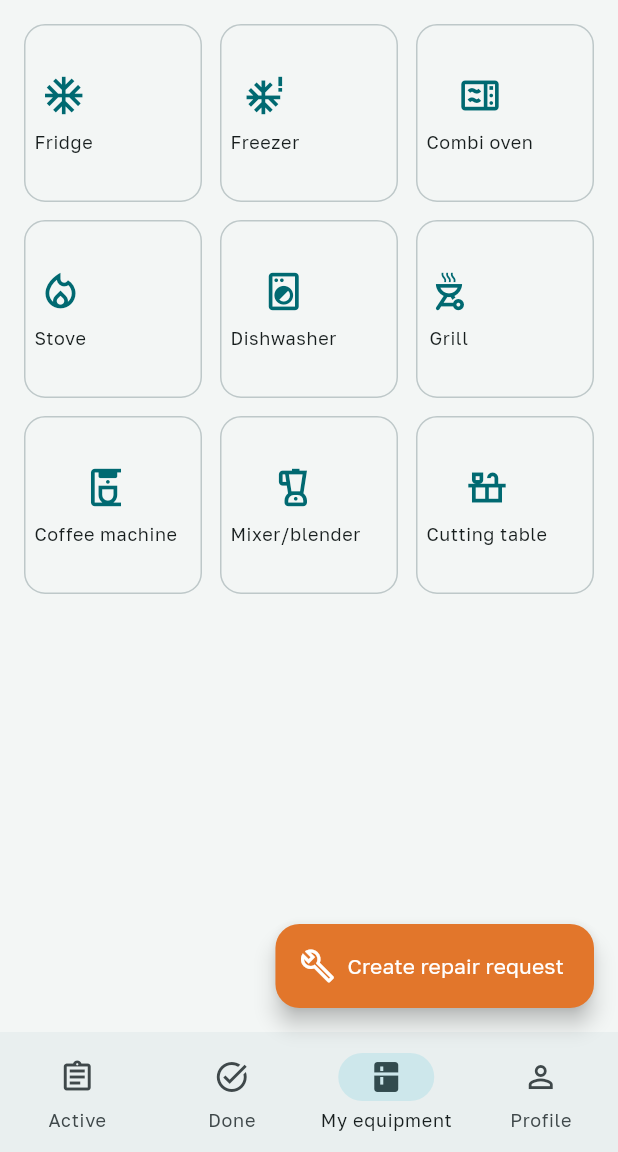
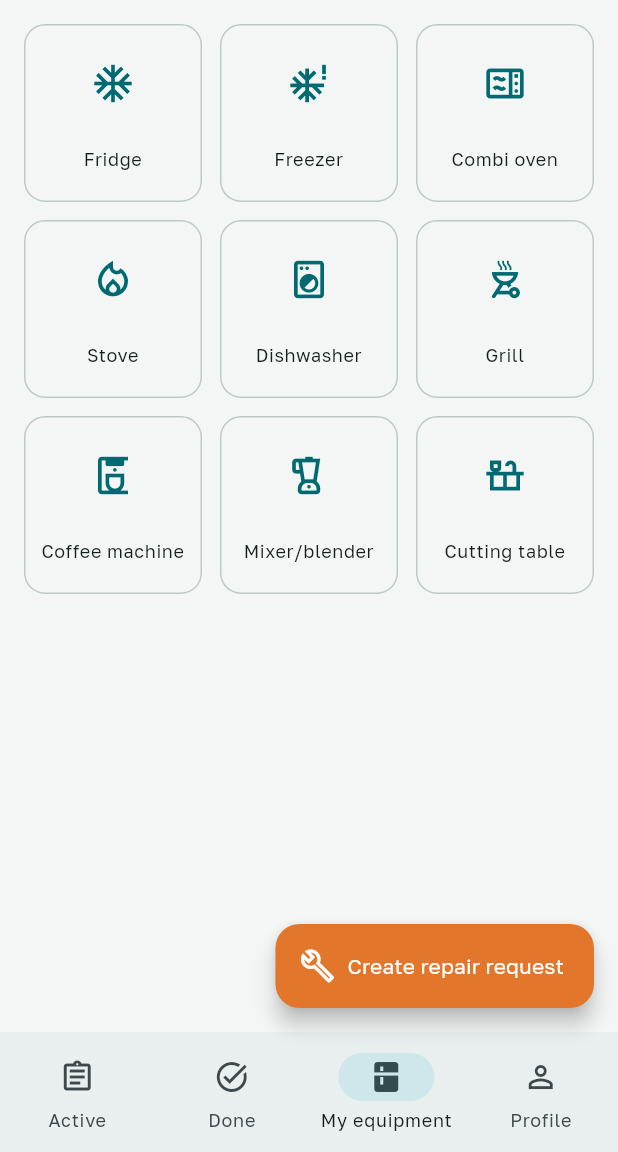
Before and after one commit to savvivs-droid/Project-service, a Flutter app: the screen it shows once a user with an empty profile is signed in, on a phone screen of 412 x 824 dp, the part 84-1236 px from its top. Run offline on Flutter 3.47's test engine with Material 3 defaults, Android fonts, the phone set to English and light mode, and no system bars; our stand-ins replace flutter_dotenv, image_picker, shared_preferences, supabase_flutter; accounts and stored records are empty.

Commit message:
Исправить обрезанный бейдж счётчика и смещение иконок на плитках оборудования
Stack по умолчанию клипает содержимое по своим границам
(Clip.hardEdge), а бейджик с количеством оборудования специально
выступал за края плитки (top/right: -4) — из-за этого верх и край
цифры обрезались, получался "флажок" вместо кружка. Добавил
clipBehavior: Clip.none и обводку в цвет фона для аккуратного отделения
от угла плитки.

Заодно иконка и подпись центрировались как единый блок, поэтому у
плиток с одно- и двухстрочными названиями ("Пароконвектомат"
переносится на 2 строки) иконка съезжала по вертикали относительно
соседних плиток. Теперь иконка всегда центрируется в отдельной
фиксированной зоне, а подпись — в зоне фиксированной высоты под ней.

```diff
--- a/lib/features/home/client_home_screen.dart
+++ b/lib/features/home/client_home_screen.dart
@@ -451,37 +451,56 @@ class _CategoryTile extends StatelessWidget {
           border: Border.all(color: colorScheme.outlineVariant),
         ),
         child: Stack(
+          clipBehavior: Clip.none,
           children: [
+            // Иконка и подпись раскладываются по фиксированным зонам
+            // (а не центрируются как единый блок), иначе у подписей
+            // на одну и две строки центр иконки съезжает по вертикали
+            // и иконки в соседних плитках оказываются не на одном
+            // уровне.
             Column(
-              mainAxisAlignment: MainAxisAlignment.center,
               children: [
-                Icon(icon, size: 30, color: colorScheme.primary),
+                Expanded(
+                  child: Center(
+                    child: Icon(icon, size: 30, color: colorScheme.primary),
+                  ),
+                ),
                 const SizedBox(height: 8),
-                Text(
-                  label,
-                  textAlign: TextAlign.center,
-                  maxLines: 2,
-                  overflow: TextOverflow.ellipsis,
-                  style: Theme.of(context).textTheme.bodySmall,
+                SizedBox(
+                  height: 32,
+                  child: Center(
+                    child: Text(
+                      label,
+                      textAlign: TextAlign.center,
+                      maxLines: 2,
+                      overflow: TextOverflow.ellipsis,
+                      style: Theme.of(context).textTheme.bodySmall,
+                    ),
+                  ),
                 ),
               ],
             ),
             if (count > 0)
               Positioned(
-                top: -4,
-                right: -4,
+                top: -6,
+                right: -6,
                 child: Container(
-                  padding: const EdgeInsets.symmetric(horizontal: 6, vertical: 2),
+                  constraints: const BoxConstraints(minWidth: 20, minHeight: 20),
+                  padding: const EdgeInsets.symmetric(horizontal: 5),
                   decoration: BoxDecoration(
                     color: colorScheme.secondary,
                     borderRadius: BorderRadius.circular(999),
+                    border: Border.all(color: colorScheme.surface, width: 2),
                   ),
+                  alignment: Alignment.center,
                   child: Text(
                     '$count',
+                    textAlign: TextAlign.center,
                     style: TextStyle(
                       color: colorScheme.onSecondary,
                       fontSize: 11,
                       fontWeight: FontWeight.w700,
+                      height: 1,
                     ),
                   ),
                 ),
```
